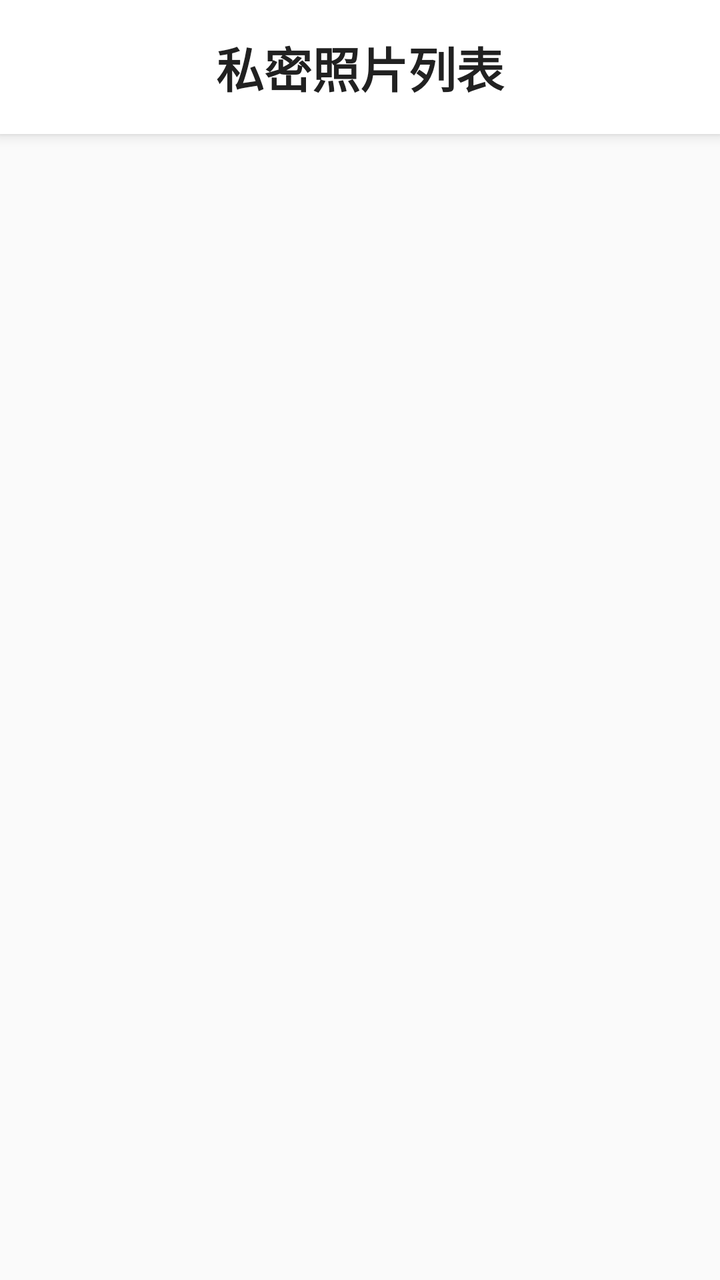
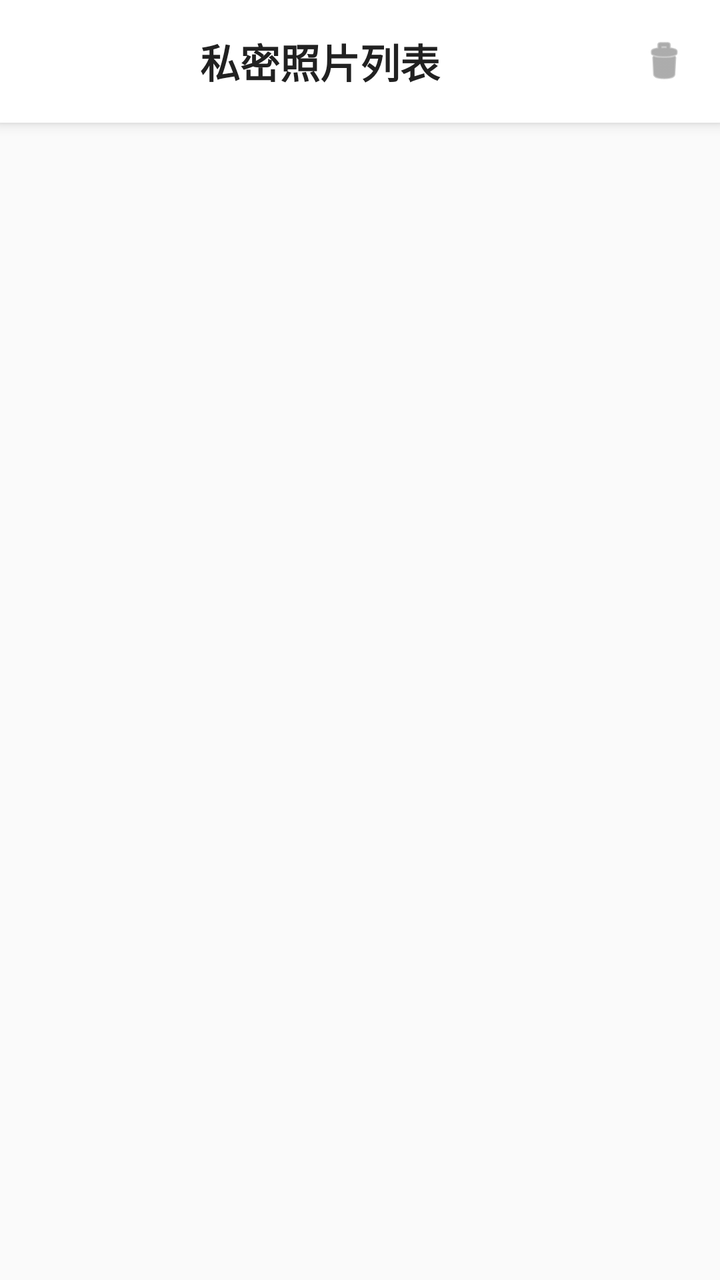

Compare the two renders of this Android layout. The source of the first and the diff that turns it into the second are given below.
<!-- AndroidManifest.xml: application theme Theme.PDR -->
<!-- res/layout/fragment_photo_list.xml -->
<?xml version="1.0" encoding="utf-8"?>
<LinearLayout xmlns:android="http://schemas.android.com/apk/res/android"
    xmlns:app="http://schemas.android.com/apk/res-auto"
    android:layout_width="match_parent"
    android:layout_height="match_parent"
    android:orientation="vertical"
    android:background="#FAFAFA">

    
    <LinearLayout
        android:id="@+id/headerLayout"
        android:layout_width="match_parent"
        android:layout_height="wrap_content"
        android:orientation="vertical"
        android:background="#FFFFFF"
        android:elevation="4dp">

        <TextView
            android:layout_width="match_parent"
            android:layout_height="wrap_content"
            android:padding="16dp"
            android:text="私密照片列表"
            android:textColor="#212121"
            android:textSize="24sp"
            android:textStyle="bold"
            android:gravity="center" />

    </LinearLayout>

    
    <LinearLayout
        android:id="@+id/emptyState"
        android:layout_width="match_parent"
        android:layout_height="0dp"
        android:layout_weight="1"
        android:orientation="vertical"
        android:gravity="center"
        android:visibility="gone">

        <ImageView
            android:layout_width="80dp"
            android:layout_height="80dp"
            android:src="@android:drawable/ic_menu_gallery"
            android:alpha="0.3"
            android:contentDescription="空状态图标" />

        <TextView
            android:layout_width="wrap_content"
            android:layout_height="wrap_content"
            android:layout_marginTop="16dp"
            android:text="暂无私密照片"
            android:textColor="#9E9E9E"
            android:textSize="16sp" />

        <TextView
            android:layout_width="wrap_content"
            android:layout_height="wrap_content"
            android:layout_marginTop="8dp"
            android:text="点击上方按钮添加照片"
            android:textColor="#9E9E9E"
            android:textSize="14sp" />

    </LinearLayout>

    
    <androidx.recyclerview.widget.RecyclerView
        android:id="@+id/recyclerViewPhotos"
        android:layout_width="match_parent"
        android:layout_height="0dp"
        android:layout_weight="1"
        android:layout_margin="8dp"
        android:clipToPadding="false" />

</LinearLayout>
<!-- resources referenced by this layout -->
<resources>
  <style name="Theme.PDR" parent="Base.Theme.PDR" />
  <style name="Base.Theme.PDR" parent="Theme.Material3.DayNight.NoActionBar">
          
          <item name="colorPrimary">@color/purple_500</item>
          <item name="colorPrimaryVariant">@color/purple_700</item>
          <item name="colorOnPrimary">@color/white</item>
          
          <item name="colorSecondary">@color/teal_200</item>
          <item name="colorSecondaryVariant">@color/teal_700</item>
          <item name="colorOnSecondary">@color/black</item>
      </style>
  <color name="purple_500">#FF6200EE</color>
  <color name="purple_700">#FF3700B3</color>
  <color name="white">#FFFFFFFF</color>
  <color name="teal_200">#FF03DAC5</color>
  <color name="teal_700">#FF018786</color>
  <color name="black">#FF000000</color>
</resources>

<!-- the commit's change to res/layout/fragment_photo_list.xml (unified diff, before → after) -->
@@ -15,15 +15,95 @@
         android:background="#FFFFFF"
         android:elevation="4dp">
 
-        <TextView
+        <LinearLayout
             android:layout_width="match_parent"
             android:layout_height="wrap_content"
-            android:padding="16dp"
-            android:text="私密照片列表"
-            android:textColor="#212121"
-            android:textSize="24sp"
-            android:textStyle="bold"
+            android:orientation="horizontal"
+            android:padding="8dp"
+            android:gravity="center_vertical">
+
+            <TextView
+                android:layout_width="0dp"
+                android:layout_height="wrap_content"
+                android:layout_weight="1"
+                android:padding="8dp"
+                android:text="私密照片列表"
+                android:textColor="#212121"
+                android:textSize="20sp"
+                android:textStyle="bold"
+                android:gravity="center" />
+
+            
+            <ImageView
+                android:id="@+id/btnBatchDelete"
+                android:layout_width="40dp"
+                android:layout_height="40dp"
+                android:padding="8dp"
+                android:src="@android:drawable/ic_menu_delete"
+                android:background="?attr/selectableItemBackgroundBorderless"
+                android:contentDescription="批量删除"
+                android:tint="#757575" />
+
+        </LinearLayout>
+
+    </LinearLayout>
+
+    
+    <LinearLayout
+        android:id="@+id/batchToolbar"
+        android:layout_width="match_parent"
+        android:layout_height="wrap_content"
+        android:orientation="horizontal"
+        android:background="#FF5722"
+        android:elevation="4dp"
+        android:padding="8dp"
+        android:gravity="center_vertical"
+        android:visibility="gone">
+
+        
+        <ImageView
+            android:id="@+id/btnCancelBatch"
+            android:layout_width="40dp"
+            android:layout_height="40dp"
+            android:padding="8dp"
+            android:src="@android:drawable/ic_menu_close_clear_cancel"
+            android:background="?attr/selectableItemBackgroundBorderless"
+            android:contentDescription="取消"
+            android:tint="#FFFFFF" />
+
+        
+        <TextView
+            android:id="@+id/tvSelectedCount"
+            android:layout_width="0dp"
+            android:layout_height="wrap_content"
+            android:layout_weight="1"
+            android:padding="8dp"
+            android:text="已选择 0 张"
+            android:textColor="#FFFFFF"
+            android:textSize="18sp"
             android:gravity="center" />
+
+        
+        <ImageView
+            android:id="@+id/btnSelectAll"
+            android:layout_width="40dp"
+            android:layout_height="40dp"
+            android:padding="8dp"
+            android:src="@android:drawable/ic_menu_agenda"
+            android:background="?attr/selectableItemBackgroundBorderless"
+            android:contentDescription="全选"
+            android:tint="#FFFFFF" />
+
+        
+        <ImageView
+            android:id="@+id/btnConfirmDelete"
+            android:layout_width="40dp"
+            android:layout_height="40dp"
+            android:padding="8dp"
+            android:src="@android:drawable/ic_menu_delete"
+            android:background="?attr/selectableItemBackgroundBorderless"
+            android:contentDescription="删除选中"
+            android:tint="#FFFFFF" />
 
     </LinearLayout>
 
